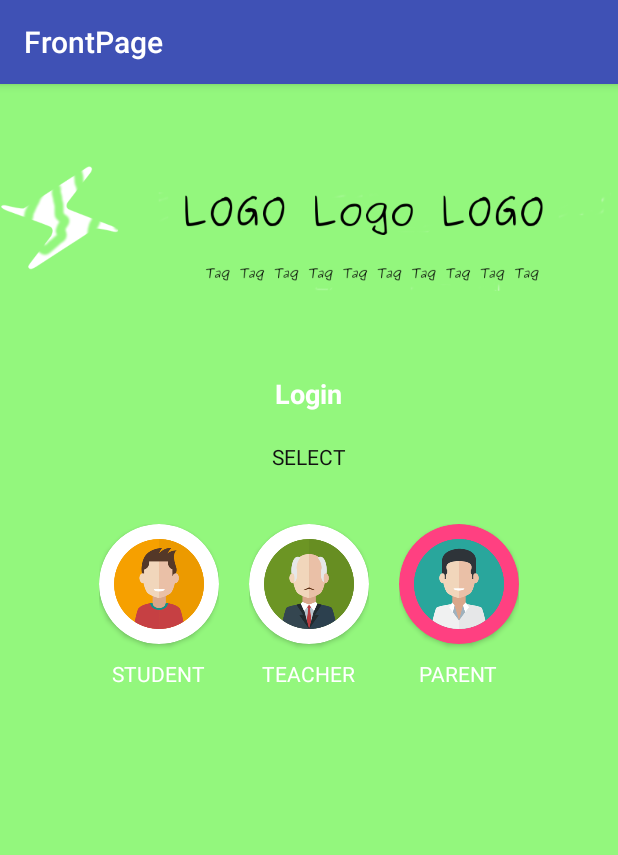
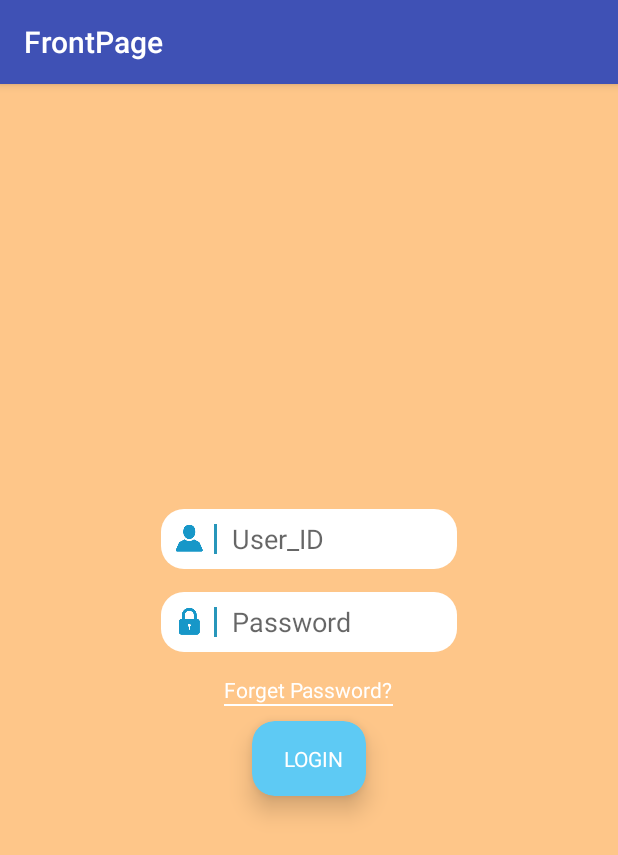
Before and after one commit to manitk12/FrontPage, an Android app: the screen it shows after launch (MainActivity before the commit, Main2Activity after it), on a phone screen of 412 x 824 dp. Shown: the top 855 px of the screen. Run offline under Robolectric (Android 15) with nearby library versions, the phone set to English and light mode, and no system bars.

Commit message:
Rounded input forms by grouping an ImageView, View and EditText inside a horizontal LinearLayout Rounded, elevated button using CardView and TextView
created a new Xml
designed a login page use of TextView ,ImageView  and set  Border on TextView Bottom
and also used CardView  in TextView

```diff
--- a/app/src/main/AndroidManifest.xml
+++ b/app/src/main/AndroidManifest.xml
@@ -9,13 +9,14 @@
         android:roundIcon="@mipmap/ic_launcher_round"
         android:supportsRtl="true"
         android:theme="@style/AppTheme">
-        <activity android:name=".MainActivity">
+        <activity android:name=".Main2Activity">
             <intent-filter>
                 <action android:name="android.intent.action.MAIN" />
 
                 <category android:name="android.intent.category.LAUNCHER" />
             </intent-filter>
         </activity>
+        <activity android:name=".MainActivity"></activity>
     </application>
 
 </manifest>
--- /dev/null
+++ b/app/src/main/java/com/grademojo/frontpage/Main2Activity.java
@@ -0,0 +1,13 @@
+package com.grademojo.frontpage;
+
+import android.support.v7.app.AppCompatActivity;
+import android.os.Bundle;
+
+public class Main2Activity extends AppCompatActivity {
+
+    @Override
+    protected void onCreate(Bundle savedInstanceState) {
+        super.onCreate(savedInstanceState);
+        setContentView(R.layout.activity_main2);
+    }
+}
--- /dev/null
+++ b/app/src/main/res/drawable-xxxhdpi/xml_white_bg.xml
@@ -0,0 +1,14 @@
+<?xml version="1.0" encoding="utf-8"?>
+
+<shape xmlns:android="http://schemas.android.com/apk/res/android"
+    android:shape="rectangle">
+
+    <solid
+        android:color="@color/white"
+        />
+
+    <corners
+        android:radius="15dp"
+        />
+
+</shape>
--- /dev/null
+++ b/app/src/main/res/layout/activity_main2.xml
@@ -0,0 +1,143 @@
+<?xml version="1.0" encoding="utf-8"?>
+<LinearLayout xmlns:android="http://schemas.android.com/apk/res/android"
+    xmlns:app="http://schemas.android.com/apk/res-auto"
+    android:orientation="vertical"
+    android:background="@color/yellow"
+    android:layout_width="match_parent"
+    android:gravity="center"
+    android:layout_height="match_parent">
+
+
+
+    <LinearLayout
+        android:layout_width="wrap_content"
+        android:orientation="horizontal"
+        android:background="@drawable/xml_white_bg"
+        android:layout_height="wrap_content" >
+        <ImageView
+            android:id="@+id/icon"
+            android:layout_width="wrap_content"
+            android:src="@drawable/ic_proged_user_1797c8_18dp"
+            android:layout_marginStart="10dp"
+            android:layout_marginEnd="2dp"
+
+            android:layout_gravity="center"
+            android:layout_height="wrap_content" />
+        <View
+            android:layout_width="2dp"
+            android:layout_height="20dp"
+            android:layout_marginStart="5dp"
+            android:layout_marginEnd="10dp"
+            android:background="#2896ba"
+            android:layout_gravity="center"
+            >
+
+        </View>
+
+
+        <EditText
+            android:layout_width="150dp"
+            android:hint="@string/user"
+            android:background="#00000000"
+            android:layout_height="40dp"
+            />
+
+
+
+    </LinearLayout>
+
+
+    <LinearLayout
+        android:layout_width="wrap_content"
+        android:layout_marginTop="15dp"
+        android:orientation="horizontal"
+        android:background="@drawable/xml_white_bg"
+        android:layout_height="wrap_content" >
+        <ImageView
+            android:id="@+id/icon1"
+            android:layout_width="wrap_content"
+            android:src="@drawable/ic_proged_password_1797c8_18dp"
+            android:layout_marginStart="10dp"
+            android:layout_marginEnd="2dp"
+
+            android:layout_gravity="center"
+            android:layout_height="wrap_content" />
+        <View
+            android:layout_width="2dp"
+            android:layout_height="20dp"
+            android:layout_marginStart="5dp"
+            android:layout_marginEnd="10dp"
+            android:background="#2896ba"
+            android:layout_gravity="center"
+            >
+
+        </View>
+
+
+        <EditText
+            android:layout_width="150dp"
+            android:hint="@string/hint"
+            android:background="#00000000"
+            android:layout_height="40dp" />
+
+
+
+    </LinearLayout>
+
+
+    <RelativeLayout
+        android:layout_width="wrap_content"
+        android:layout_height="wrap_content">
+
+
+        <TextView
+            android:id="@+id/forget"
+            android:layout_width="wrap_content"
+            android:layout_height="wrap_content"
+            android:textColor="@color/white"
+            android:text="Forget Password?"
+            android:layout_marginTop="15dp"
+
+            />
+        <View
+            android:layout_width="wrap_content"
+            android:layout_height="1dp"
+            android:layout_below="@id/forget"
+            android:background="@color/white"
+            android:layout_alignStart="@id/forget"
+            android:layout_alignEnd="@id/forget"
+            >
+
+        </View>
+
+    </RelativeLayout>
+
+
+    <android.support.v7.widget.CardView
+        android:id="@+id/cardStudent"
+        android:layout_width="wrap_content"
+        android:layout_height="wrap_content"
+        app:cardCornerRadius="15dp"
+        android:layout_margin="10dp"
+        app:cardElevation="10dp"
+        app:cardBackgroundColor="@color/blue"
+
+        >
+
+        <TextView
+            android:layout_width="wrap_content"
+            android:layout_height="wrap_content"
+            android:textColor="@color/white"
+            android:padding="15dp"
+            android:text="LOGIN"
+            android:layout_marginStart="5dp"
+            android:gravity="center"
+
+
+            >
+
+        </TextView>
+
+    </android.support.v7.widget.CardView>
+
+</LinearLayout>
--- a/app/src/main/res/values/strings.xml
+++ b/app/src/main/res/values/strings.xml
@@ -1,3 +1,6 @@
 <resources>
     <string name="app_name">FrontPage</string>
+
+    <string name="user">User_ID</string>
+    <string name="hint">Password</string>
 </resources>
```
Also changed, not shown: app/src/main/res/drawable/xml_blue_bg.xml (added, +14 -0 lines), app/src/main/res/layout/aa.xml (deleted, +0 -94 lines), app/src/main/res/layout/login.xml (deleted, +0 -40 lines).
